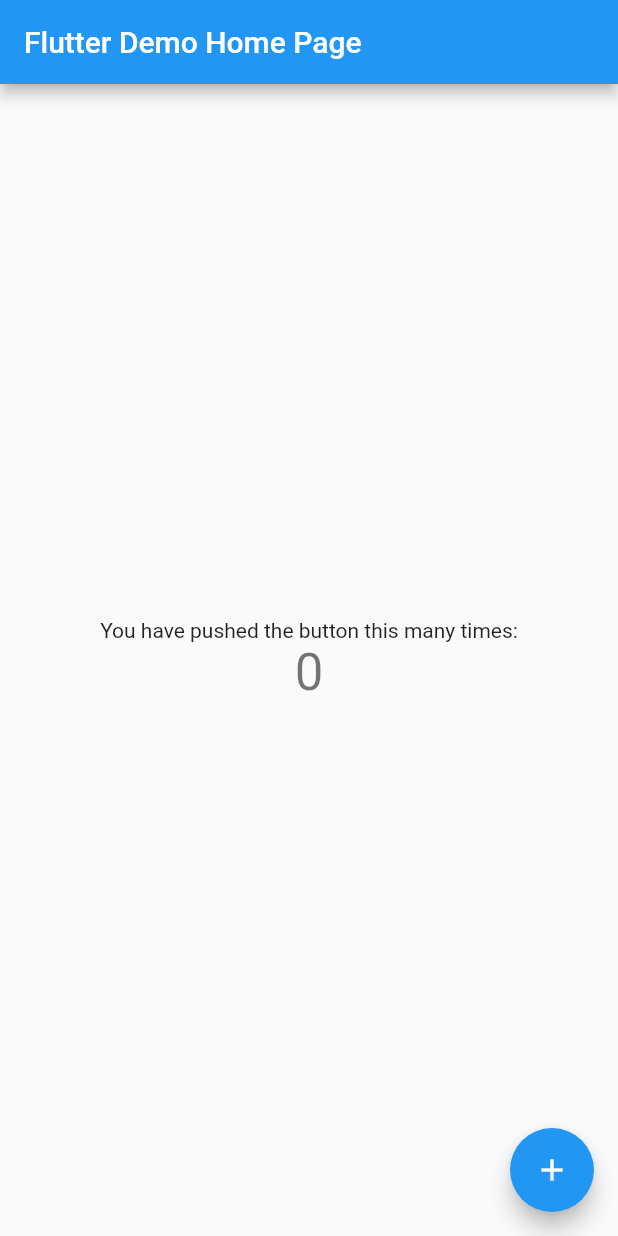
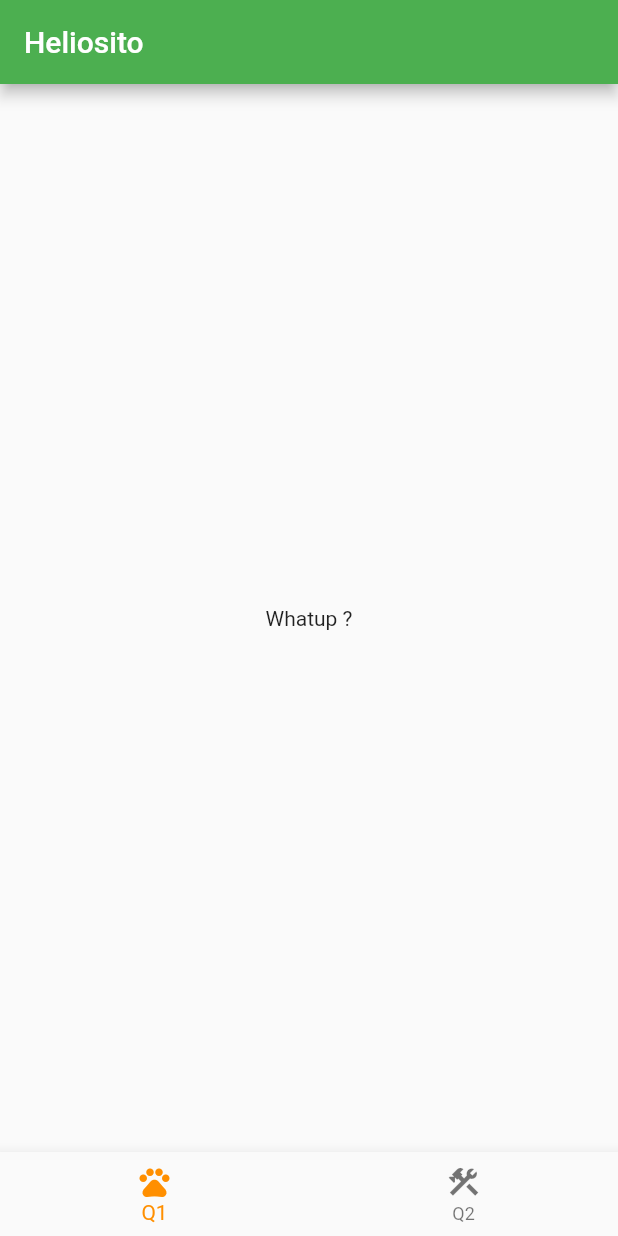
Before and after one commit to icodeyou/heliosito, a Flutter app: the screen it shows after launch, on a phone screen of 412 x 824 dp. Run offline on Flutter 3.47's test engine with Material 2 defaults, Android fonts, the phone set to English and light mode, and no system bars; our stand-ins replace flutter_bloc.

Commit message:
Set up main archi

```diff
--- /dev/null
+++ b/lib/HomeScreen.dart
@@ -0,0 +1,45 @@
+import 'package:flutter/material.dart';
+
+class HomeScreen extends StatefulWidget {
+  const HomeScreen({Key? key}) : super(key: key);
+
+  @override
+  State<HomeScreen> createState() => HomeScreenState();
+}
+
+class HomeScreenState extends State<HomeScreen> {
+  int _selectedIndex = 0;
+
+  void _onNavItemTapped(int index) {
+    setState(() {
+      _selectedIndex = index;
+    });
+  }
+
+  @override
+  Widget build(BuildContext context) {
+    return Scaffold(
+      appBar: AppBar(
+        title: const Text('Heliosito'),
+      ),
+      body: const Center(
+        child: Text("Whatup ?"),
+      ),
+      bottomNavigationBar: BottomNavigationBar(
+        items: const <BottomNavigationBarItem>[
+          BottomNavigationBarItem(
+            icon: Icon(Icons.pets),
+            label: 'Q1',
+          ),
+          BottomNavigationBarItem(
+            icon: Icon(Icons.construction),
+            label: 'Q2',
+          ),
+        ],
+        currentIndex: _selectedIndex,
+        selectedItemColor: Colors.amber[800],
+        onTap: _onNavItemTapped,
+      ),
+    );
+  }
+}
--- a/lib/main.dart
+++ b/lib/main.dart
@@ -1,115 +1,57 @@
 import 'package:flutter/material.dart';
+import 'package:flutter_bloc/flutter_bloc.dart';
+
+import 'HomeScreen.dart';
 
 void main() {
+  BlocOverrides.runZoned(
+    () {},
+    blocObserver: CatBlocObserver(),
+  );
+
   runApp(const MyApp());
 }
 
 class MyApp extends StatelessWidget {
   const MyApp({Key? key}) : super(key: key);
 
-  // This widget is the root of your application.
   @override
   Widget build(BuildContext context) {
     return MaterialApp(
-      title: 'Flutter Demo',
+      title: 'Heliosito',
       theme: ThemeData(
-        // This is the theme of your application.
-        //
-        // Try running your application with "flutter run". You'll see the
-        // application has a blue toolbar. Then, without quitting the app, try
-        // changing the primarySwatch below to Colors.green and then invoke
-        // "hot reload" (press "r" in the console where you ran "flutter run",
-        // or simply save your changes to "hot reload" in a Flutter IDE).
-        // Notice that the counter didn't reset back to zero; the application
-        // is not restarted.
-        primarySwatch: Colors.blue,
+        primarySwatch: Colors.green,
       ),
-      home: const MyHomePage(title: 'Flutter Demo Home Page'),
+      initialRoute: '/',
+      routes: {
+        '/': (context) => const HomeScreen(),
+      },
     );
   }
 }
 
-class MyHomePage extends StatefulWidget {
-  const MyHomePage({Key? key, required this.title}) : super(key: key);
-
-  // This widget is the home page of your application. It is stateful, meaning
-  // that it has a State object (defined below) that contains fields that affect
-  // how it looks.
-
-  // This class is the configuration for the state. It holds the values (in this
-  // case the title) provided by the parent (in this case the App widget) and
-  // used by the build method of the State. Fields in a Widget subclass are
-  // always marked "final".
-
-  final String title;
-
+class CatBlocObserver extends BlocObserver {
   @override
-  State<MyHomePage> createState() => _MyHomePageState();
-}
-
-class _MyHomePageState extends State<MyHomePage> {
-  int _counter = 0;
-
-  void _incrementCounter() {
-    setState(() {
-      // This call to setState tells the Flutter framework that something has
-      // changed in this State, which causes it to rerun the build method below
-      // so that the display can reflect the updated values. If we changed
-      // _counter without calling setState(), then the build method would not be
-      // called again, and so nothing would appear to happen.
-      _counter++;
-    });
+  void onEvent(Bloc bloc, Object? event) {
+    print(event);
+    super.onEvent(bloc, event);
   }
 
   @override
-  Widget build(BuildContext context) {
-    // This method is rerun every time setState is called, for instance as done
-    // by the _incrementCounter method above.
-    //
-    // The Flutter framework has been optimized to make rerunning build methods
-    // fast, so that you can just rebuild anything that needs updating rather
-    // than having to individually change instances of widgets.
-    return Scaffold(
-      appBar: AppBar(
-        // Here we take the value from the MyHomePage object that was created by
-        // the App.build method, and use it to set our appbar title.
-        title: Text(widget.title),
-      ),
-      body: Center(
-        // Center is a layout widget. It takes a single child and positions it
-        // in the middle of the parent.
-        child: Column(
-          // Column is also a layout widget. It takes a list of children and
-          // arranges them vertically. By default, it sizes itself to fit its
-          // children horizontally, and tries to be as tall as its parent.
-          //
-          // Invoke "debug painting" (press "p" in the console, choose the
-          // "Toggle Debug Paint" action from the Flutter Inspector in Android
-          // Studio, or the "Toggle Debug Paint" command in Visual Studio Code)
-          // to see the wireframe for each widget.
-          //
-          // Column has various properties to control how it sizes itself and
-          // how it positions its children. Here we use mainAxisAlignment to
-          // center the children vertically; the main axis here is the vertical
-          // axis because Columns are vertical (the cross axis would be
-          // horizontal).
-          mainAxisAlignment: MainAxisAlignment.center,
-          children: <Widget>[
-            const Text(
-              'You have pushed the button this many times:',
-            ),
-            Text(
-              '$_counter',
-              style: Theme.of(context).textTheme.headline4,
-            ),
-          ],
-        ),
-      ),
-      floatingActionButton: FloatingActionButton(
-        onPressed: _incrementCounter,
-        tooltip: 'Increment',
-        child: const Icon(Icons.add),
-      ), // This trailing comma makes auto-formatting nicer for build methods.
-    );
+  void onChange(BlocBase blocbase, Change change) {
+    print(change);
+    super.onChange(blocbase, change);
+  }
+
+  @override
+  void onTransition(Bloc bloc, Transition transition) {
+    print(transition);
+    super.onTransition(bloc, transition);
+  }
+
+  @override
+  void onError(BlocBase blocbase, Object error, StackTrace stackTrace) {
+    print('$error, $stackTrace');
+    super.onError(blocbase, error, stackTrace);
   }
 }
```
Also changed, not shown: pubspec.yaml (+3 -66 lines), pubspec.lock.
